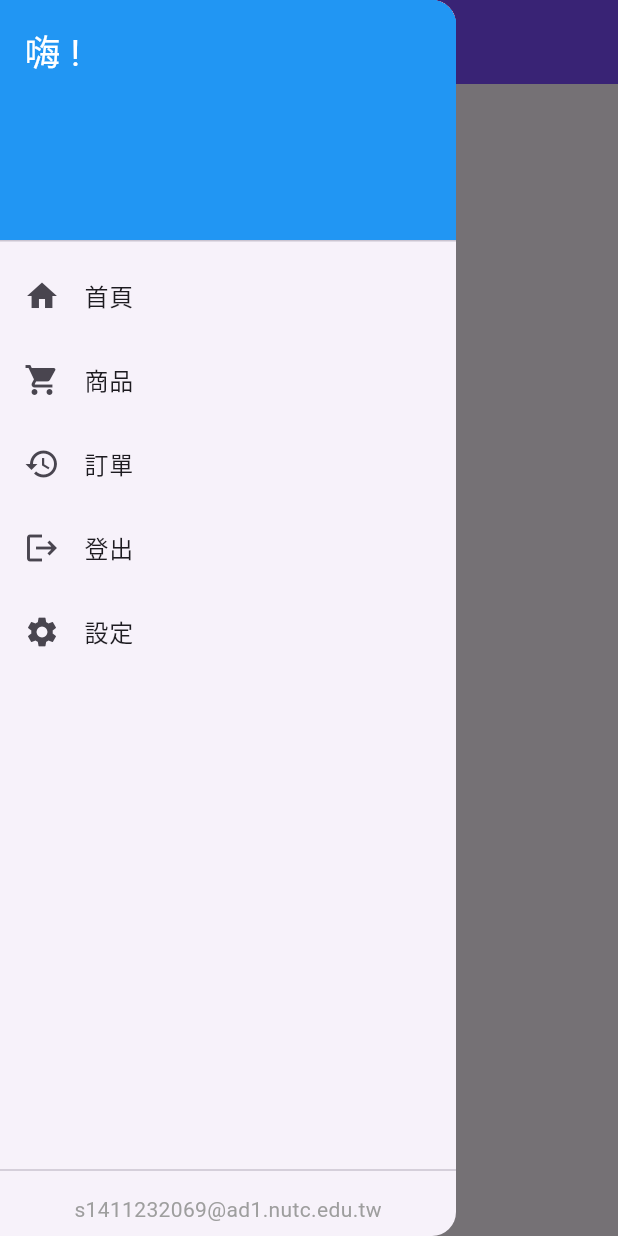
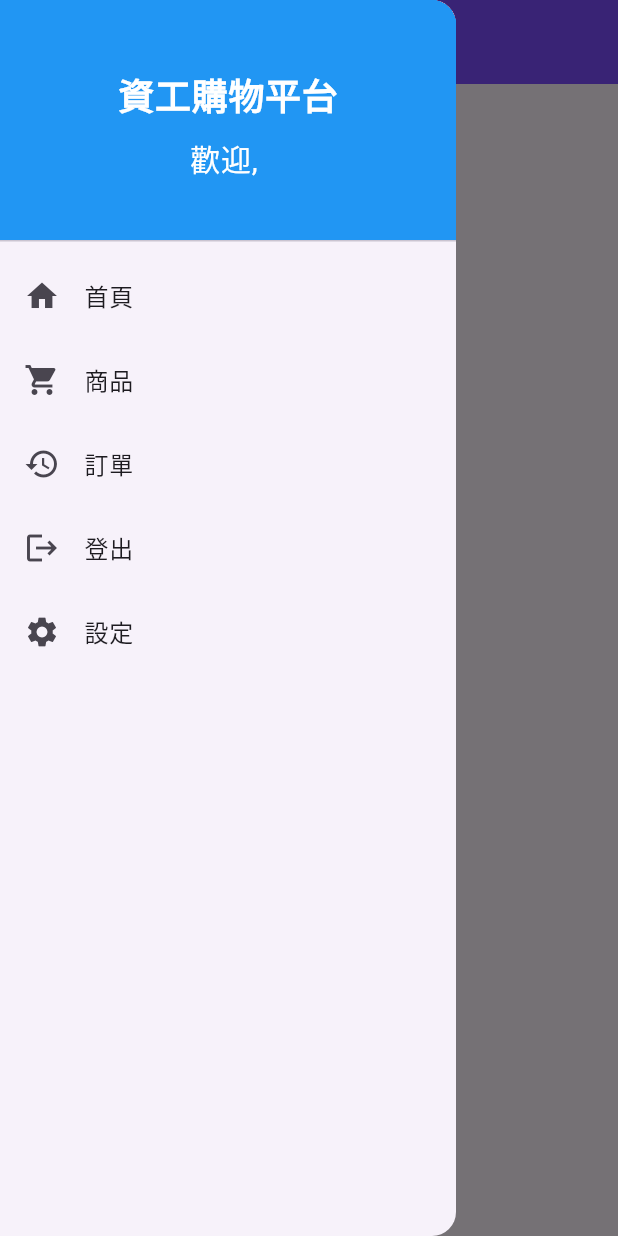
Before and after one commit to ToniXiang/SC2_myproject, a Flutter app: the HomeScreen screen opened directly with empty values, with the side drawer open, on a phone screen of 412 x 824 dp. Run offline on Flutter 3.47's test engine with Material 3 defaults, Android fonts, the phone set to English and light mode, and no system bars; our stand-ins replace flutter_secure_storage, shared_preferences; accounts and stored records are empty; project files that could hold a hidden picture were left out.

Commit message:
feat(flutter):新增登出確認視窗、美化導覽

```diff
--- a/pratice0419/lib/home_page.dart
+++ b/pratice0419/lib/home_page.dart
@@ -26,10 +26,27 @@ class HomeScreen extends StatelessWidget {
                     decoration: BoxDecoration(
                       color: Colors.blue,
                     ),
-              child: Text(
-                '嗨 $username!',
-                style: TextStyle(color: Colors.white, fontSize: 24),
+                    child:Column(
+                      mainAxisAlignment: MainAxisAlignment.center,
+                      children: [
+                        const Text(
+                          '資工購物平台',
+                          style: TextStyle(
+                            fontSize: 24,
+                            color: Colors.white,
+                            fontWeight: FontWeight.bold,
                           ),
+                        ),
+                        const SizedBox(height: 10),
+                        Text(
+                          '歡迎, $username',
+                          style: const TextStyle(
+                            color: Colors.white,
+                            fontSize: 20,
+                          ),
+                        ),
+                      ],
+                    )
                   ),
                   ListTile(
                     leading: const Icon(Icons.home),
@@ -66,12 +83,35 @@ class HomeScreen extends StatelessWidget {
                     leading: const Icon(Icons.logout),
                     title: const Text('登出'),
                     onTap: () {
+                      showDialog(
+                        context:context,
+                        builder:(BuildContext context){
+                          return AlertDialog(
+                            title: const Text('登出'),
+                            content: const Text('確定要登出嗎?'),
+                            actions: <Widget>[
+                              ElevatedButton(
+                                child: const Text('確定'),
+                                onPressed: () {
                                     Navigator.pushAndRemoveUntil(
                                     context,
                                     MaterialPageRoute(
                                       builder: (context) => const LoginScreen(),
                                     ),
                                     (route) => false,
+                                  );
+                                  Navigator.of(context).pop();
+                                },
+                              ),
+                              TextButton(
+                                child: const Text('取消'),
+                                onPressed: () {
+                                  Navigator.of(context).pop();
+                                },
+                              ),
+                            ],
+                          );
+                        }
                       );
                     },
                   ),
@@ -90,18 +130,6 @@ class HomeScreen extends StatelessWidget {
                 ],
               ),
             ),
-      const Divider(),
-      Padding(
-        padding: const EdgeInsets.all(8.0),
-        child: Column(
-          children: const [
-            Text(
-              's1411232069@ad1.nutc.edu.tw',
-              style: TextStyle(fontSize: 14, color: Colors.grey),
-            ),
-          ],
-        ),
-      ),
           ],
         ),
       ),
```
Lines whose indentation alone changed are shown as unchanged.
